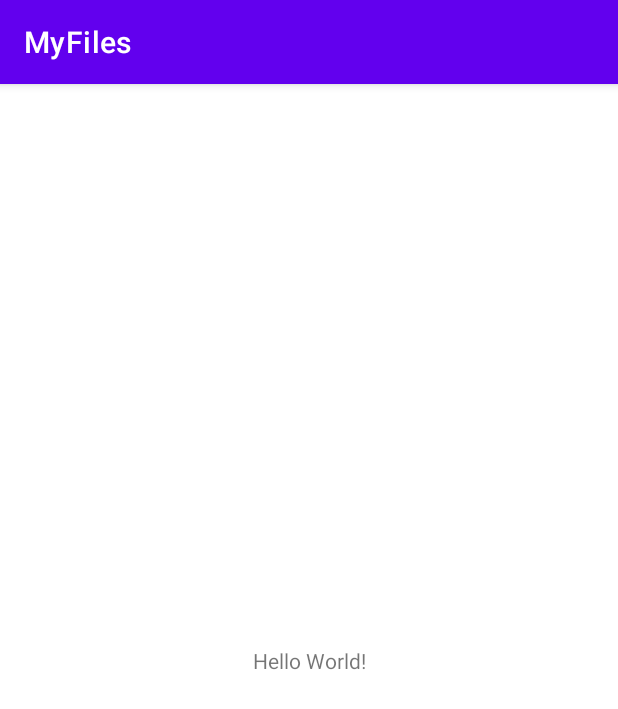
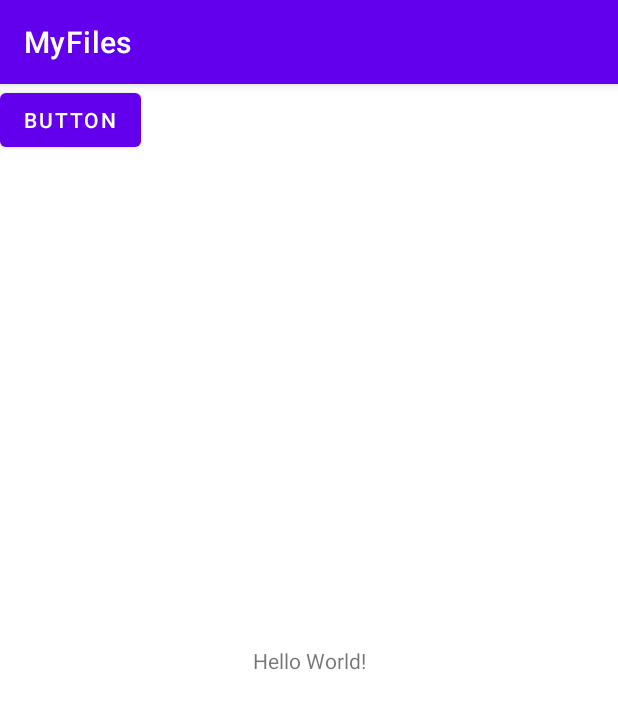
Before and after one commit to wn1/MyArchive, an Android app: the screen it shows after launch (MainActivity), on a phone screen of 412 x 824 dp. Shown: the top 709 px of the screen. Run offline under Robolectric (Android 15) with nearby library versions, the phone set to English and light mode, and no system bars; 1 statement that could not run was skipped.

```diff
--- a/app/build.gradle
+++ b/app/build.gradle
@@ -8,7 +8,7 @@ android {
 
     defaultConfig {
         applicationId "com.qdev.myarchive"
-        minSdkVersion 16
+        minSdkVersion 23
         targetSdkVersion 30
         versionCode 1
         versionName "1.0"
@@ -34,7 +34,7 @@ android {
 dependencies {
 
     implementation "org.jetbrains.kotlin:kotlin-stdlib:$kotlin_version"
-    implementation 'androidx.core:core-ktx:1.5.0'
+    implementation 'androidx.core:core-ktx:1.6.0'
     implementation 'androidx.appcompat:appcompat:1.3.0'
     implementation 'com.google.android.material:material:1.3.0'
     implementation 'androidx.constraintlayout:constraintlayout:2.0.4'
@@ -45,6 +45,7 @@ dependencies {
     implementation 'io.reactivex.rxjava3:rxandroid:3.0.0'
     implementation 'io.reactivex.rxjava3:rxjava:3.0.0'
     implementation 'io.reactivex.rxjava3:rxkotlin:3.0.0'
+    implementation 'androidx.work:work-runtime-ktx:2.7.0-alpha05'
     testImplementation 'junit:junit:4.13.2'
     androidTestImplementation 'androidx.test.ext:junit:1.1.2'
     androidTestImplementation 'androidx.test.espresso:espresso-core:3.3.0'
--- a/app/src/main/AndroidManifest.xml
+++ b/app/src/main/AndroidManifest.xml
@@ -9,6 +9,10 @@
         android:roundIcon="@mipmap/ic_launcher_round"
         android:supportsRtl="true"
         android:theme="@style/Theme.MyFiles">
+        <service
+            android:name=".service.FileArchiveService"
+            android:exported="false"></service>
+
         <activity android:name=".ui.mvvm.MainActivity">
             <intent-filter>
                 <action android:name="android.intent.action.MAIN" />
--- a/app/src/main/java/com/qdev/myarchive/ui/mvvm/MainActivity.kt
+++ b/app/src/main/java/com/qdev/myarchive/ui/mvvm/MainActivity.kt
@@ -2,11 +2,37 @@ package com.qdev.myarchive.ui.mvvm
 
 import androidx.appcompat.app.AppCompatActivity
 import android.os.Bundle
+import androidx.work.Constraints
+import androidx.work.OneTimeWorkRequestBuilder
+import androidx.work.PeriodicWorkRequestBuilder
+import androidx.work.WorkManager
 import com.qdev.myarchive.R
+import com.qdev.myarchive.service.NewFileWorker
+import java.util.concurrent.TimeUnit
 
 class MainActivity : AppCompatActivity() {
     override fun onCreate(savedInstanceState: Bundle?) {
         super.onCreate(savedInstanceState)
         setContentView(R.layout.activity_main)
     }
+
+    override fun onStart() {
+        super.onStart()
+        val constraints = Constraints.Builder()
+            .setRequiresBatteryNotLow(true)
+//            .setRequiresDeviceIdle(true)
+            .setRequiresStorageNotLow(true)
+            .build()
+
+        val  newFileWorkerRequest = OneTimeWorkRequestBuilder<NewFileWorker>()
+            .setConstraints(constraints)
+            .build()
+
+//        val newFileWorkerRequest = PeriodicWorkRequestBuilder<NewFileWorker>(
+//            60, TimeUnit.MILLISECONDS, 30, TimeUnit.MILLISECONDS)
+//            .setConstraints(constraints)
+//            .build()
+
+        WorkManager.getInstance(applicationContext).enqueue(newFileWorkerRequest)
+    }
 }
--- a/app/src/main/res/layout/activity_main.xml
+++ b/app/src/main/res/layout/activity_main.xml
@@ -15,4 +15,12 @@
         app:layout_constraintRight_toRightOf="parent"
         app:layout_constraintTop_toTopOf="parent" />
 
+    <Button
+        android:id="@+id/button"
+        android:layout_width="wrap_content"
+        android:layout_height="wrap_content"
+        android:text="Button"
+        tools:layout_editor_absoluteX="158dp"
+        tools:layout_editor_absoluteY="384dp" />
+
 </androidx.constraintlayout.widget.ConstraintLayout>
```
Also changed, not shown: app/src/main/java/com/qdev/myarchive/service/NewFileWorker.kt (added, +49 -0 lines).
